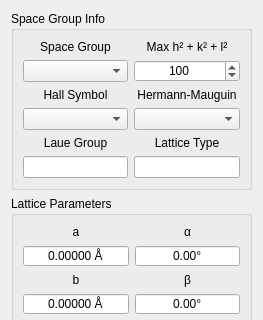
The window that hexrd/ui/resources/ui/material_editor_widget.ui (HEXRD/hexrdgui) describes before a commit, drawn with Qt 5; both pictures show x 0 to 263 and y 0 to 320 of the 263 by 508 pixel window.
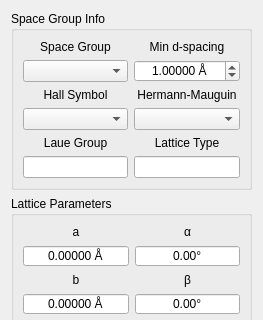
The same window after the commit.

Commit message: Updates for the new hexrd Material class

Diff of the .ui file:
```diff
--- a/hexrd/ui/resources/ui/material_editor_widget.ui
+++ b/hexrd/ui/resources/ui/material_editor_widget.ui
@@ -175,7 +175,7 @@
            </font>
           </property>
           <property name="text">
-           <string>Max h² + k² + l²</string>
+           <string>Min d-spacing</string>
           </property>
           <property name="alignment">
            <set>Qt::AlignCenter</set>
@@ -215,18 +215,30 @@
          </widget>
         </item>
         <item row="2" column="1">
-         <widget class="QSpinBox" name="max_hkl">
+         <widget class="QDoubleSpinBox" name="min_d_spacing">
           <property name="alignment">
            <set>Qt::AlignCenter</set>
           </property>
           <property name="keyboardTracking">
            <bool>false</bool>
           </property>
+          <property name="suffix">
+           <string> Å</string>
+          </property>
+          <property name="decimals">
+           <number>5</number>
+          </property>
+          <property name="minimum">
+           <double>0.000010000000000</double>
+          </property>
           <property name="maximum">
-           <number>1000</number>
+           <double>1000.000000000000000</double>
+          </property>
+          <property name="singleStep">
+           <double>0.100000000000000</double>
           </property>
           <property name="value">
-           <number>100</number>
+           <double>1.000000000000000</double>
           </property>
          </widget>
         </item>
```
Left out of the diff: 1 changed line with no effect on the pictures. The commit also changes 7 other files.
